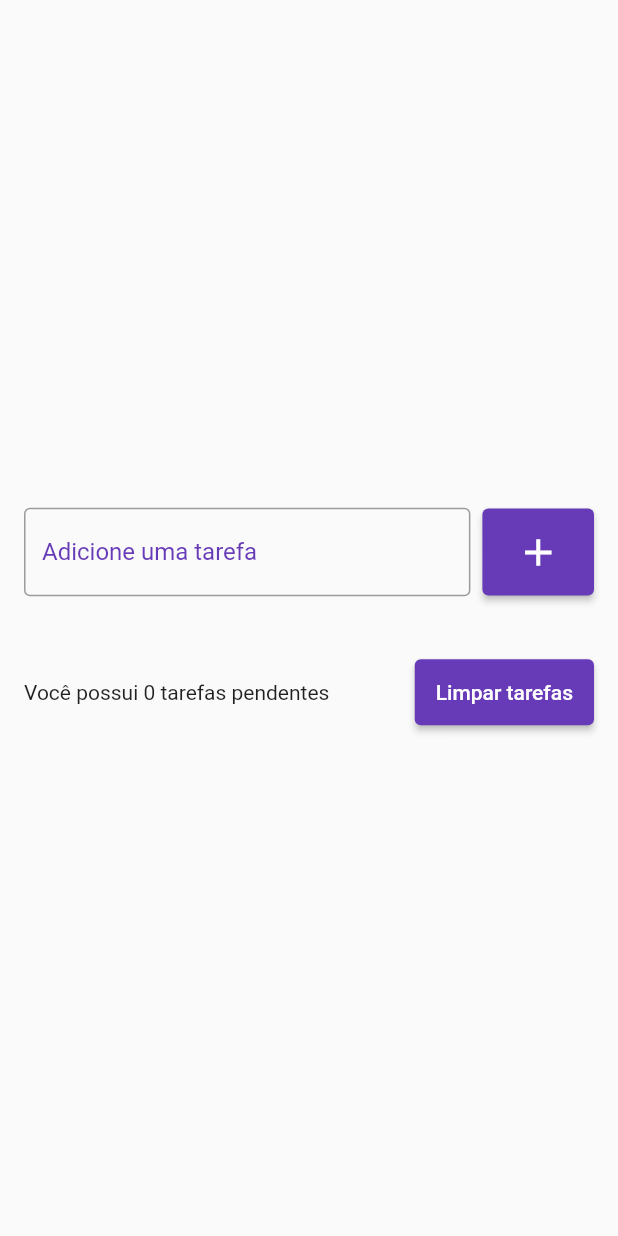
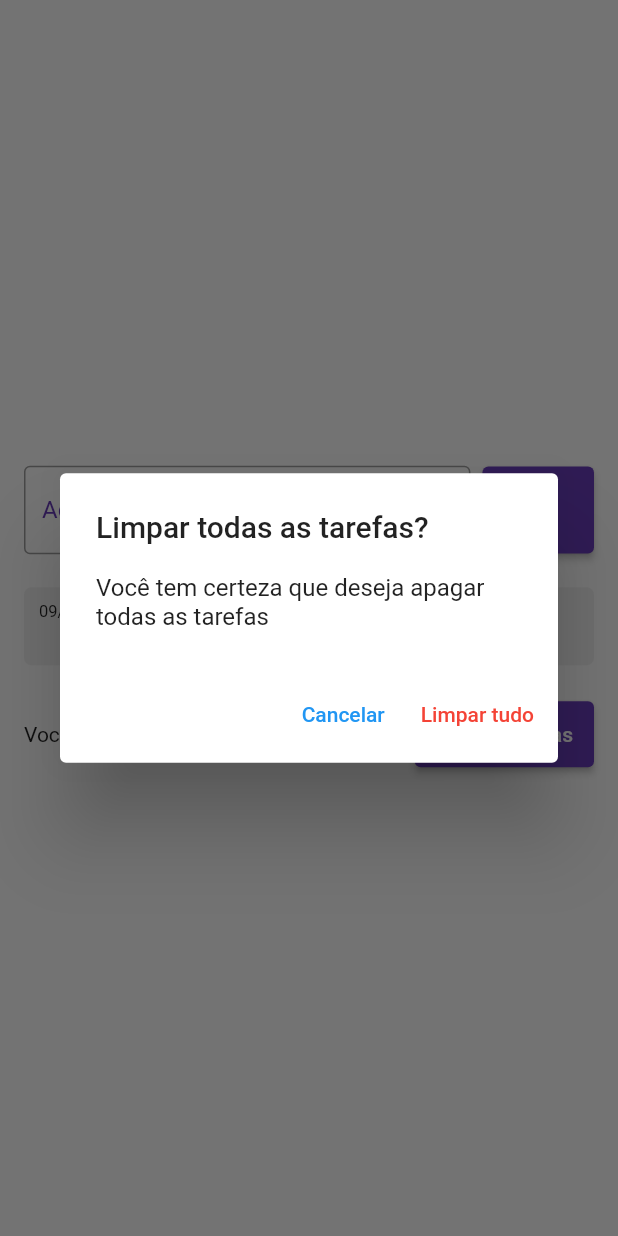
Before and after one commit to brunoalksouza/todo_app_flutter, a Flutter app: the screen it shows after launch, after a tap on the "add" icon, after a tap on "Limpar tarefas", on a phone screen of 412 x 824 dp. Run offline on Flutter 3.47's test engine with Material 2 defaults, Android fonts, the light colour scheme and no system bars; drawn by our look-alikes of flutter_slidable.

Commit message:
FIX button delete

```diff
--- a/lib/pages/todo_list_page.dart
+++ b/lib/pages/todo_list_page.dart
@@ -15,6 +15,8 @@
 class _TodoListPageState extends State<TodoListPage> {
   final TextEditingController todoController = TextEditingController();
   List<Todo> todos = [];
+  Todo? deletedTodo;
+  int? deletedTodoPos;
 
   @override
   Widget build(BuildContext context) {
@@ -47,16 +49,8 @@
                     ),
                     Expanded(
                       child: ElevatedButton(
-                        onPressed: () {
-                          String text = todoController.text;
-                          setState(() {
-                            Todo newTodo = Todo(
-                              title: text,
-                              dateTime: DateTime.now(),
-                            );
-                            todos.add(newTodo);
-                            todoController.clear();
-                          });
+                        onPressed: () async {
+                          await onAdd();
                         },
                         style: ElevatedButton.styleFrom(
                           backgroundColor: Colors.deepPurple,
@@ -98,12 +92,7 @@
                       width: 8,
                     ),
                     ElevatedButton(
-                      onPressed: () {
-                        todos.clear();
-                        setState(() {
-                          todoController.text;
-                        });
-                      },
+                      onPressed: showDeletedTodosConfirmationDialog,
                       style: ElevatedButton.styleFrom(
                         backgroundColor: Colors.deepPurple,
                         padding: EdgeInsets.all(14),
@@ -121,9 +110,89 @@
   }
 
   void onDelete(Todo todo) {
-    todos.remove(todo);
+    deletedTodo = todo;
+    deletedTodoPos = todos.indexOf(todo);
+
     setState(() {
       todos.remove(todo);
     });
+
+    ScaffoldMessenger.of(context).clearSnackBars();
+    ScaffoldMessenger.of(context).showSnackBar(
+      SnackBar(
+        content: Text(
+          'Tarefa ${todo.title} foi removida com sucesso',
+          style: const TextStyle(color: Colors.black),
+        ),
+        action: SnackBarAction(
+          label: 'Desfazer',
+          textColor: Colors.deepPurple,
+          onPressed: () {
+            setState(() {
+              todos.insert(deletedTodoPos!, deletedTodo!);
+            });
+          },
+        ),
+        duration: const Duration(seconds: 3),
+        backgroundColor: Colors.white,
+      ),
+    );
+  }
+
+  void showDeletedTodosConfirmationDialog() {
+    showDialog(
+      context: context,
+      builder: (context) => AlertDialog(
+        title: Text('Limpar todas as tarefas?'),
+        content: Text('Você tem certeza que deseja apagar todas as tarefas'),
+        actions: [
+          TextButton(
+            style: ButtonStyle(
+              overlayColor: MaterialStateColor.resolveWith(
+                  (states) => Colors.transparent),
+            ),
+            onPressed: () {
+              Navigator.of(context).pop();
+            },
+            child: const Text(
+              'Cancelar',
+              style: TextStyle(color: Colors.blue),
+            ),
+          ),
+          TextButton(
+            style: ButtonStyle(
+              overlayColor: MaterialStateColor.resolveWith(
+                  (states) => Colors.transparent),
+            ),
+            onPressed: () {
+              deleteAllTodos();
+              Navigator.of(context).pop();
+            },
+            child: const Text(
+              'Limpar tudo',
+              style: TextStyle(color: Colors.red),
+            ),
+          ),
+        ],
+      ),
+    );
+  }
+
+  Future<void> onAdd() async {
+    String text = todoController.text;
+    setState(() {
+      Todo newTodo = Todo(
+        title: text,
+        dateTime: DateTime.now(),
+      );
+      todos.add(newTodo);
+      todoController.clear();
+    });
+  }
+
+  void deleteAllTodos() {
+    setState(() {
+      todos.clear();
+    });
   }
 }
--- a/lib/widgets/todo_list_item.dart
+++ b/lib/widgets/todo_list_item.dart
@@ -11,21 +11,23 @@
 
   @override
   Widget build(BuildContext context) {
-    return Slidable(
-      actionPane: const SlidableStrechActionPane(),
-      actionExtentRatio: 0.25,
-      secondaryActions: [
-        IconSlideAction(
-          color: Colors.red,
+    return Padding(
+      padding: const EdgeInsets.symmetric(vertical: 2),
+      child: Slidable(
+        endActionPane: ActionPane(
+          motion: const StretchMotion(),
+          extentRatio: 0.21,
+          children: [
+            SlidableAction(
+              backgroundColor: Colors.red,
               icon: Icons.delete,
-          caption: 'Deletar',
-          onTap: () {
+              onPressed: (context) {
                 onDelete(todo);
               },
+              label: 'Deletar',
             )
           ],
-      child: Padding(
-        padding: const EdgeInsets.all(3.0),
+        ),
         child: Container(
           decoration: BoxDecoration(
             borderRadius: BorderRadius.circular(5),
@@ -36,13 +38,9 @@
             child: Column(
               crossAxisAlignment: CrossAxisAlignment.stretch,
               children: [
-                Row(
-                  children: [
                 Text(
                   DateFormat('dd/MM/yyyy - HH:mm').format(todo.dateTime),
                   style: TextStyle(fontSize: 11),
-                    ),
-                  ],
                 ),
                 Text(
                   todo.title,
--- a/pubspec.yaml
+++ b/pubspec.yaml
@@ -36,7 +36,7 @@
   # Use with the CupertinoIcons class for iOS style icons.
   cupertino_icons: ^1.0.2
   intl: ^0.18.1
-  flutter_slidable: ^0.6.0
+  flutter_slidable: ^3.0.0
 
 dev_dependencies:
   flutter_test:
```
Also changed, not shown: pubspec.lock. Lines whose indentation alone changed are shown as unchanged.
